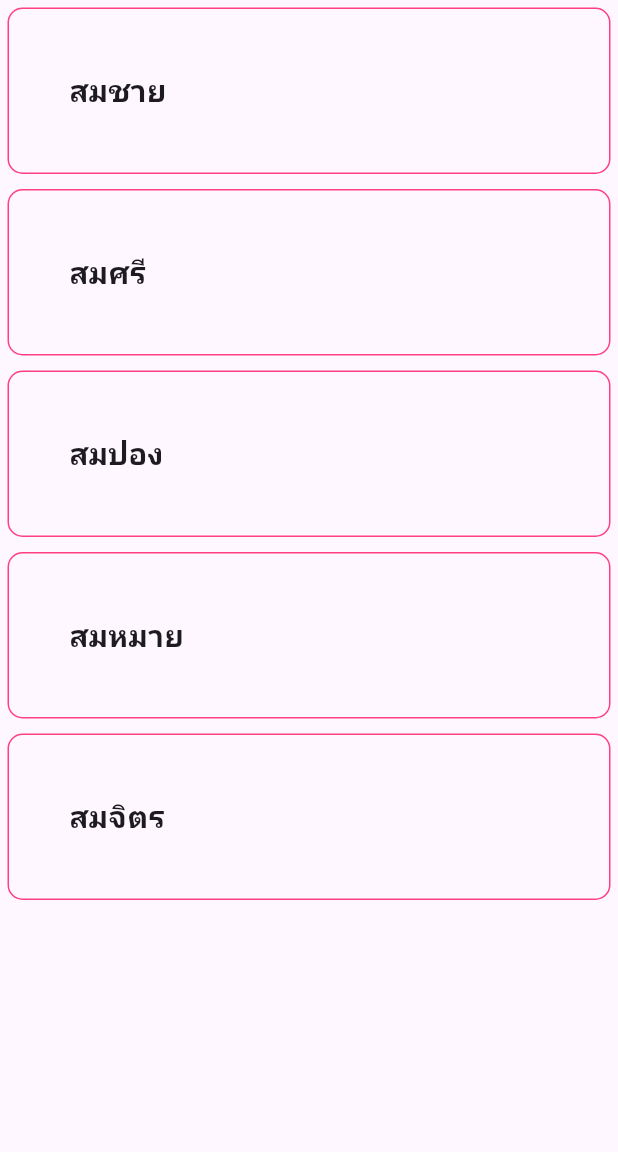
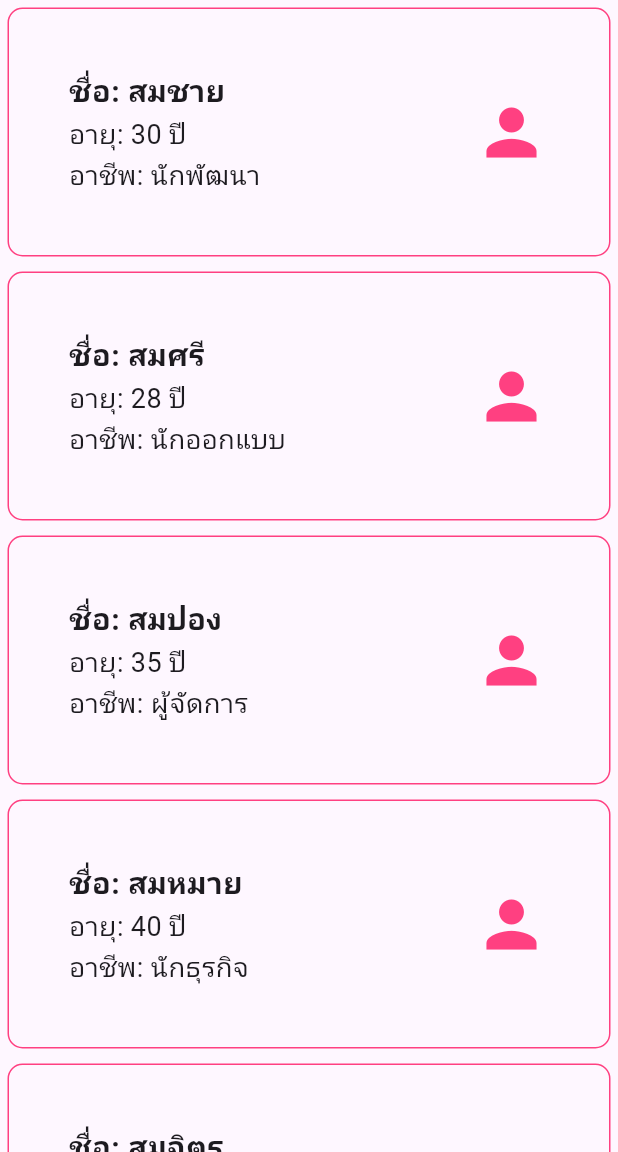
Before and after one commit to SorawitZongkun/learn_flutter_68_2, a Flutter app: the screen it shows after launch, on a phone screen of 412 x 824 dp, the part 84-1236 px from its top. Run offline on Flutter 3.47's test engine with Material 3 defaults, Android fonts, the phone set to English and light mode, and no system bars.

Commit message:
Step 10: Make a model for store data

```diff
--- /dev/null
+++ b/lib/model/person.dart
@@ -0,0 +1,16 @@
+class Person {
+  String name;
+  int age;
+  String job;
+
+  // Constructor
+  Person({required this.name, required this.age, required this.job});
+}
+
+List<Person> people = [
+  Person(name: "สมชาย", age: 30, job: "นักพัฒนา"),
+  Person(name: "สมศรี", age: 28, job: "นักออกแบบ"),
+  Person(name: "สมปอง", age: 35, job: "ผู้จัดการ"),
+  Person(name: "สมหมาย", age: 40, job: "นักธุรกิจ"),
+  Person(name: "สมจิตร", age: 25, job: "นักศึกษา"),
+];
--- a/lib/screen/item.dart
+++ b/lib/screen/item.dart
@@ -1,4 +1,6 @@
 import 'package:flutter/material.dart';
+
+import 'package:learn_flutter_68_2/model/person.dart';
 
 class Item extends StatefulWidget {
   const Item({super.key});
@@ -8,12 +10,10 @@ class Item extends StatefulWidget {
 }
 
 class _ItemState extends State<Item> {
-  List data = ["สมชาย", "สมศรี", "สมปอง", "สมหมาย", "สมจิตร"];
-
   @override
   Widget build(BuildContext context) {
     return ListView.builder(
-      itemCount: data.length,
+      itemCount: people.length,
       itemBuilder: (context, index) {
         return Container(
           decoration: BoxDecoration(
@@ -22,9 +22,28 @@ class _ItemState extends State<Item> {
           ),
           margin: EdgeInsets.symmetric(horizontal: 5, vertical: 5),
           padding: EdgeInsets.all(40),
-          child: Text(
-            data[index],
-            style: TextStyle(fontSize: 20, fontWeight: FontWeight.bold),
+          child: Row(
+            mainAxisAlignment: MainAxisAlignment.spaceBetween,
+            children: [
+              Column(
+                crossAxisAlignment: CrossAxisAlignment.start,
+                children: [
+                  Text(
+                    "ชื่อ: ${people[index].name}",
+                    style: TextStyle(fontSize: 20, fontWeight: FontWeight.bold),
+                  ),
+                  Text(
+                    "อายุ: ${people[index].age} ปี",
+                    style: TextStyle(fontSize: 18),
+                  ),
+                  Text(
+                    "อาชีพ: ${people[index].job}",
+                    style: TextStyle(fontSize: 18),
+                  ),
+                ],
+              ),
+              Icon(Icons.person, size: 50, color: Colors.pinkAccent),
+            ],
           ),
         );
       },
```
